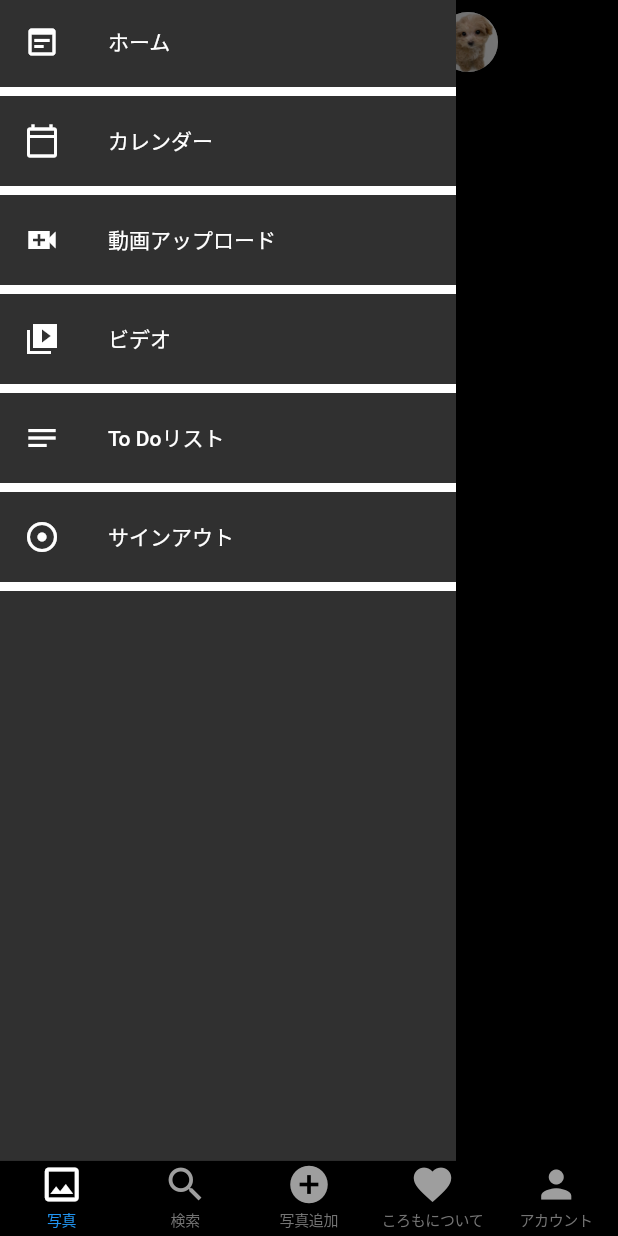
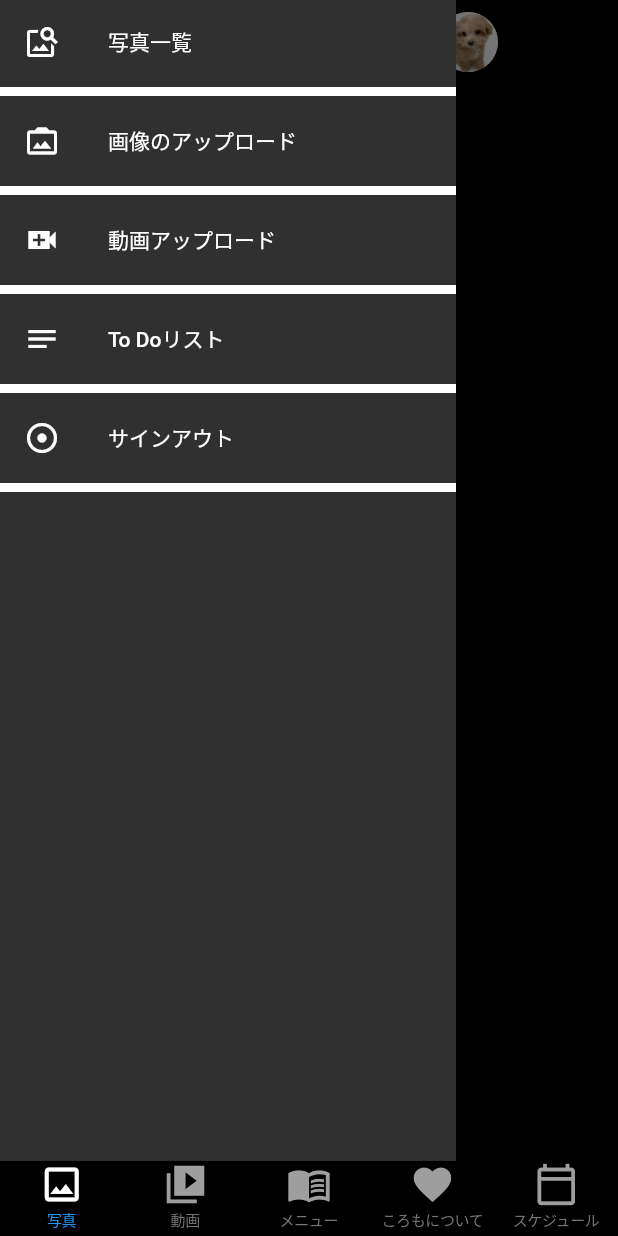
Before and after one commit to michiyukitasaki/koromo0312-2, a Flutter app: the screen it shows once a user with an empty profile is signed in, with the side drawer open, on a phone screen of 412 x 824 dp. Run offline on Flutter 3.47's test engine with Material 2 defaults, Android fonts, the phone set to English and light mode, and no system bars; our stand-ins replace cloud_firestore, firebase_auth, firebase_core, firebase_storage, flutter_rating_bar, flutter_slidable and 8 more; missing offline and left inert: cloud_firestore_web, firebase_core_web, video_compress; accounts and stored records are empty; network calls fail.

```diff
--- a/lib/responsive/mobile_screen_layout.dart
+++ b/lib/responsive/mobile_screen_layout.dart
@@ -58,18 +58,18 @@ class _MobileScreenLayoutState extends State<MobileScreenLayout> {
           ),
           BottomNavigationBarItem(
               icon: Icon(
-                Icons.search,
+                Icons.video_collection_sharp,
                 color: (_page == 1) ? primaryColor : secondaryColor,
               ),
-              label: '検索',
+              label: '動画',
               backgroundColor: primaryColor,
           ),
           BottomNavigationBarItem(
               icon: Icon(
-                Icons.add_circle,
+                Icons.menu_book,
                 color: (_page == 2) ? primaryColor : secondaryColor,
               ),
-              label: '写真追加',
+              label: 'メニュー',
               backgroundColor: primaryColor),
           BottomNavigationBarItem(
             icon: Icon(
@@ -81,10 +81,10 @@ class _MobileScreenLayoutState extends State<MobileScreenLayout> {
           ),
           BottomNavigationBarItem(
             icon: Icon(
-              Icons.person,
+              Icons.calendar_today_outlined,
               color: (_page == 4) ? primaryColor : secondaryColor,
             ),
-            label: 'アカウント',
+            label: 'スケジュール',
             backgroundColor: primaryColor,
           ),
         ],
--- a/lib/screens/feed_screen.dart
+++ b/lib/screens/feed_screen.dart
@@ -62,7 +62,7 @@ class _FeedScreenState extends State<FeedScreen> {
             ),
       drawer: MyDrawer(),
       body: StreamBuilder(
-        stream: FirebaseFirestore.instance.collection('posts').snapshots(),
+        stream: FirebaseFirestore.instance.collection('posts').orderBy('datePublished',descending: true).snapshots(),
         builder: (context,
             AsyncSnapshot<QuerySnapshot<Map<String, dynamic>>> snapshot) {
           if (snapshot.connectionState == ConnectionState.waiting) {
--- a/lib/utils/global_variable.dart
+++ b/lib/utils/global_variable.dart
@@ -1,23 +1,30 @@
 import 'package:firebase_auth/firebase_auth.dart';
 import 'package:flutter/material.dart';
+import 'package:instagram_clone_flutter/Calendar/calendar_page/calendar_page.dart';
 import 'package:instagram_clone_flutter/Profile_public/home.dart';
 import 'package:instagram_clone_flutter/screens/add_post_screen.dart';
 import 'package:instagram_clone_flutter/screens/feed_screen.dart';
 import 'package:instagram_clone_flutter/screens/profile_screen.dart';
 import 'package:instagram_clone_flutter/screens/search_screen.dart';
+import 'package:instagram_clone_flutter/widgets/myDrawer.dart';
 
 import '../screens/VideoPage/video/add_video_screen.dart';
+import '../screens/VideoPage/video/video_screen.dart';
 
 const webScreenSize = 600;
 
 List<Widget> homeScreenItems = [
   const FeedScreen(),
-  const SearchScreen(),
-  const AddPostScreen(),
+  VideoScreen(),
+  // const SearchScreen(),
+  // const AddPostScreen(),
   // const Text('notifications'),
+  MyDrawer(),
   WebPubHomeScreen(),
-  ProfileScreen(
-    uid: FirebaseAuth.instance.currentUser!.uid,
-  ),
+  // ProfileScreen(
+  //   uid: FirebaseAuth.instance.currentUser!.uid,
+  // ),
   // AddVideoScreen(),
+  // MyDrawer()
+  CalendarPage(),
 ];
--- a/lib/widgets/myDrawer.dart
+++ b/lib/widgets/myDrawer.dart
@@ -1,6 +1,7 @@
 import 'package:flutter/material.dart';
 import 'package:get/get.dart';
 import 'package:get/get_core/src/get_main.dart';
+import 'package:instagram_clone_flutter/Profile_public/home.dart';
 
 import '../Calendar/calendar_page/calendar_page.dart';
 import '../ToDo/page/home_page.dart';
@@ -8,8 +9,10 @@ import '../ref/video_screen.dart';
 import '../resources/auth_methods.dart';
 import '../screens/VideoPage/video/add_video_screen.dart';
 import '../screens/VideoPage/video/video_screen.dart';
+import '../screens/add_post_screen.dart';
 import '../screens/feed_screen.dart';
 import '../screens/login_screen.dart';
+import '../screens/search_screen.dart';
 class MyDrawer extends StatelessWidget {
 
   // final String uid;
@@ -26,37 +29,37 @@ class MyDrawer extends StatelessWidget {
         children: [
         Column(
               children: [
-                ListTile(
-                  leading: Icon(Icons.wysiwyg,color: Colors.white,),
-                  title: Text('ホーム',style: TextStyle(color: Colors.white),),
-                  onTap: (){
-                    // Route route = MaterialPageRoute(builder: (c) => ItemHome());
-                    // Navigator.pushReplacement(context, route);
-                    Get.to(()=>FeedScreen());
-                  },
-                ),
-                Divider(
-                  height: 10,color: Colors.white,thickness: 6,
-                ),
                 // ListTile(
-                //   leading: Icon(Icons.image_outlined,color: Colors.white,),
-                //   title: Text('写真',style: TextStyle(color: Colors.white),),
+                //   leading: Icon(Icons.wysiwyg,color: Colors.white,),
+                //   title: Text('ホーム',style: TextStyle(color: Colors.white),),
                 //   onTap: (){
                 //     // Route route = MaterialPageRoute(builder: (c) => ItemHome());
                 //     // Navigator.pushReplacement(context, route);
-                //     // Get.to(()=>ImagesScreen());
+                //     Get.to(()=>WebPubHomeScreen());
                 //   },
                 // ),
                 // Divider(
                 //   height: 10,color: Colors.white,thickness: 6,
                 // ),
                 ListTile(
-                  leading: Icon(Icons.calendar_today_outlined,color: Colors.white,),
-                  title: Text('カレンダー',style: TextStyle(color: Colors.white),),
+                  leading: Icon(Icons.image_search,color: Colors.white,),
+                  title: Text('写真一覧',style: TextStyle(color: Colors.white),),
                   onTap: (){
                     // Route route = MaterialPageRoute(builder: (c) => ItemHome());
                     // Navigator.pushReplacement(context, route);
-                    Get.to(()=>CalendarPage());
+                    Get.to(()=> SearchScreen());
+                  },
+                ),
+                Divider(
+                  height: 10,color: Colors.white,thickness: 6,
+                ),
+                ListTile(
+                  leading: Icon(Icons.photo_camera_back,color: Colors.white,),
+                  title: Text('画像のアップロード',style: TextStyle(color: Colors.white),),
+                  onTap: (){
+                    // Route route = MaterialPageRoute(builder: (c) => ItemHome());
+                    // Navigator.pushReplacement(context, route);
+                    Get.to(()=>AddPostScreen());
                   },
                 ),
                 Divider(
@@ -71,18 +74,18 @@ class MyDrawer extends StatelessWidget {
                     Get.to(()=>AddVideoScreen());
                   },
                 ),
-                Divider(
-                  height: 10,color: Colors.white,thickness: 6,
-                ),
-                ListTile(
-                  leading: Icon(Icons.video_collection_sharp,color: Colors.white,),
-                  title: Text('ビデオ',style: TextStyle(color: Colors.white),),
-                  onTap: (){
-                    // Route route = MaterialPageRoute(builder: (c) => ItemHome());
-                    // Navigator.pushReplacement(context, route);
-                    Get.to(()=>VideoScreen());
-                  },
-                ),
+                // Divider(
+                //   height: 10,color: Colors.white,thickness: 6,
+                // ),
+                // ListTile(
+                //   leading: Icon(Icons.video_collection_sharp,color: Colors.white,),
+                //   title: Text('動画',style: TextStyle(color: Colors.white),),
+                //   onTap: (){
+                //     // Route route = MaterialPageRoute(builder: (c) => ItemHome());
+                //     // Navigator.pushReplacement(context, route);
+                //     Get.to(()=>VideoScreen());
+                //   },
+                // ),
                 Divider(
                   height: 10,color: Colors.white,thickness: 6,
                 ),
```
Also changed, not shown: lib/responsive/web_screen_layout.dart (+4 -4 lines), lib/screens/login_screen.dart (+9 -11 lines), lib/screens/signup_screen.dart (+13 -11 lines), lib/widgets/comment_card.dart (+7 -7 lines), lib/widgets/post_card.dart (+99 -50 lines).
